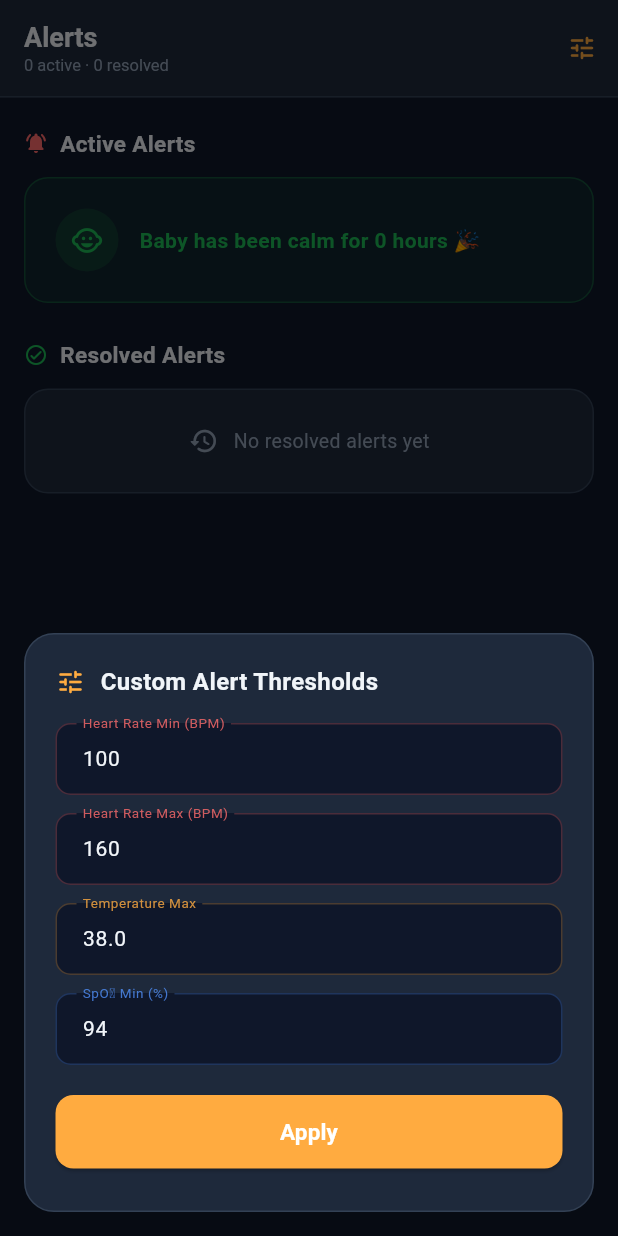
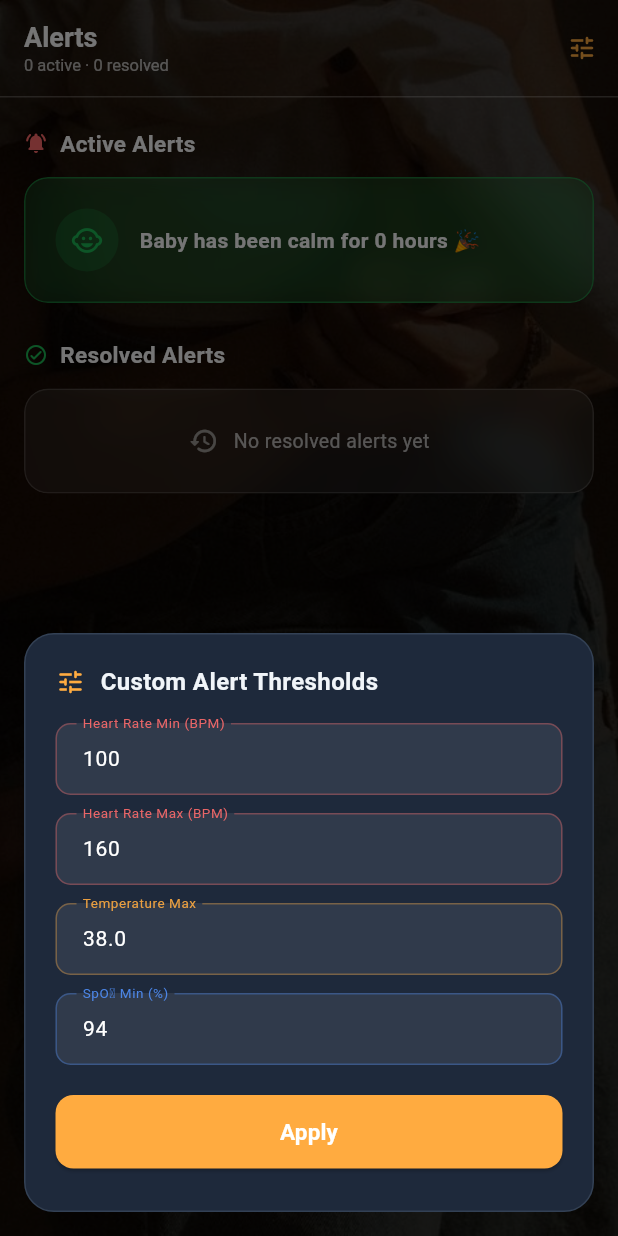
Before and after one commit to ayanamary-05/Infant-vitals-monitor, a Flutter app: the AlertsScreen screen opened directly, after a tap on the "tune" icon, on a phone screen of 412 x 824 dp. Run offline on Flutter 3.47's test engine with Material 3 defaults, Android fonts, the light colour scheme and no system bars; our stand-ins replace firebase_auth, firebase_core, firebase_database, fl_chart, pdf, share_plus and 1 more; accounts and stored records are empty.

Commit message:
alerts bg and colour

```diff
--- a/lib/screens/alerts_screen.dart
+++ b/lib/screens/alerts_screen.dart
@@ -1,4 +1,5 @@
 import 'dart:async';
+import 'dart:ui';
 import 'package:flutter/material.dart';
 import 'package:first_app/screens/theme_ext.dart';
 import 'package:shared_preferences/shared_preferences.dart';
@@ -336,10 +337,17 @@ class _AlertsScreenState extends State<AlertsScreen> {
 
   @override
   Widget build(BuildContext context) {
-    return Scaffold(
-      backgroundColor: context.bg,
+    return Stack(
+      children: [
+        SizedBox.expand(
+          child: Image.asset("assets/images/alerts_bg.jpg", fit: BoxFit.cover),
+        ),
+        Container(color: Colors.black.withValues(alpha: 0.72)),
+        Scaffold(
+          resizeToAvoidBottomInset: false,
+          backgroundColor: Colors.transparent,
           appBar: AppBar(
-        backgroundColor: const Color(0xFF1E293B),
+            backgroundColor: Colors.transparent,
             elevation: 0,
             surfaceTintColor: Colors.transparent,
             automaticallyImplyLeading: false,
@@ -349,12 +357,12 @@ class _AlertsScreenState extends State<AlertsScreen> {
               children: [
                 Text(AppStrings.t('alerts'),
                     style: TextStyle(
-                    color: context.textMain,
+                        color: Colors.white,
                         fontSize: 18,
                         fontWeight: FontWeight.w700)),
                 Text(
                   '${_active.length} ${AppStrings.t('active_count')} · ${_resolved.length} ${AppStrings.t('resolved_count')}',
-              style: TextStyle(color: context.subtext, fontSize: 11),
+                  style: TextStyle(color: Colors.white70, fontSize: 11),
                 ),
               ],
             ),
@@ -367,7 +375,7 @@ class _AlertsScreenState extends State<AlertsScreen> {
             ],
             bottom: PreferredSize(
               preferredSize: const Size.fromHeight(1),
-          child: Container(height: 1, color: context.border),
+              child: Container(height: 1, color: Colors.white24),
             ),
           ),
           body: ListView(
@@ -398,7 +406,7 @@ class _AlertsScreenState extends State<AlertsScreen> {
               SizedBox(height: 12),
 
               if (_active.isEmpty)
-            _CalmCard(message: '${AppStrings.t('calm_message')} ${_calmDuration()} ${AppStrings.t('calm_emoji')}')
+                _CalmCard(message: AppStrings.t('calm_message') + ' ' + _calmDuration() + ' ' + AppStrings.t('calm_emoji'))
               else
                 ...List.generate(
                   _active.length,
@@ -426,7 +434,7 @@ class _AlertsScreenState extends State<AlertsScreen> {
               if (_resolved.isEmpty)
                 _EmptyCard(
                   icon: Icons.history_rounded,
-              color: context.subtext,
+                  color: Colors.white54,
                   message: AppStrings.t('no_resolved'),
                 )
               else
@@ -442,7 +450,9 @@ class _AlertsScreenState extends State<AlertsScreen> {
                 ),
             ],
           ),
-    );
+        ), // End Scaffold
+      ],
+    ); // End Stack
   }
 }
 
@@ -458,17 +468,17 @@ class _ThresholdField extends StatelessWidget {
     return TextField(
       controller: ctrl,
       keyboardType: const TextInputType.numberWithOptions(decimal: true),
-      style: TextStyle(color: context.textMain, fontSize: 14),
+      style: const TextStyle(color: Colors.white, fontSize: 14),
       decoration: InputDecoration(
         labelText: label,
-        labelStyle: TextStyle(color: color.withValues(alpha: 0.8), fontSize: 12),
+        labelStyle: TextStyle(color: color.withValues(alpha: 0.9), fontSize: 12),
         filled: true,
-        fillColor: context.bg,
+        fillColor: Colors.white.withValues(alpha: 0.08),
         contentPadding: EdgeInsets.symmetric(horizontal: 14, vertical: 12),
         border: OutlineInputBorder(borderRadius: BorderRadius.circular(10),
             borderSide: BorderSide(color: color.withValues(alpha: 0.3))),
         enabledBorder: OutlineInputBorder(borderRadius: BorderRadius.circular(10),
-            borderSide: BorderSide(color: color.withValues(alpha: 0.25))),
+            borderSide: BorderSide(color: color.withValues(alpha: 0.35))),
         focusedBorder: OutlineInputBorder(borderRadius: BorderRadius.circular(10),
             borderSide: BorderSide(color: color, width: 1.5)),
       ),
@@ -483,19 +493,26 @@ class _CalmCard extends StatelessWidget {
 
   @override
   Widget build(BuildContext context) {
-    return Container(
+    return ClipRRect(
+      borderRadius: BorderRadius.circular(16),
+      child: BackdropFilter(
+        filter: ImageFilter.blur(sigmaX: 12, sigmaY: 12),
+        child: Container(
           padding: EdgeInsets.all(20),
           decoration: BoxDecoration(
-        color: _green.withValues(alpha: 0.08),
+            color: _green.withValues(alpha: 0.15),
             borderRadius: BorderRadius.circular(16),
-        border: Border.all(color: _green.withValues(alpha: 0.3)),
+            border: Border.all(color: _green.withValues(alpha: 0.5)),
+            boxShadow: [
+              BoxShadow(color: _green.withValues(alpha: 0.12), blurRadius: 16, spreadRadius: 1),
+            ],
           ),
           child: Row(
             children: [
               Container(
                 padding: EdgeInsets.all(10),
                 decoration: BoxDecoration(
-              color: _green.withValues(alpha: 0.15),
+                  color: _green.withValues(alpha: 0.2),
                   shape: BoxShape.circle,
                 ),
                 child: Icon(Icons.child_care_rounded, color: _green, size: 22),
@@ -505,7 +522,7 @@ class _CalmCard extends StatelessWidget {
                 child: Text(
                   message,
                   style: TextStyle(
-                color: _green,
+                    color: Colors.white,
                     fontSize: 14,
                     fontWeight: FontWeight.w600,
                     height: 1.4,
@@ -513,6 +530,8 @@ class _CalmCard extends StatelessWidget {
                 ),
               ),
             ],
+          ),
+        ),
       ),
     );
   }
@@ -537,16 +556,21 @@ class _AlertCard extends StatelessWidget {
 
   @override
   Widget build(BuildContext context) {
-    return Container(
+    return ClipRRect(
+      borderRadius: BorderRadius.circular(16),
+      child: BackdropFilter(
+        filter: ImageFilter.blur(sigmaX: 14, sigmaY: 14),
+        child: Container(
           padding: EdgeInsets.all(16),
           decoration: BoxDecoration(
-        color: _accentColor.withValues(alpha: 0.08),
+            color: _accentColor.withValues(alpha: 0.15),
             borderRadius: BorderRadius.circular(16),
-        border: Border.all(color: _accentColor.withValues(alpha: 0.35)),
+            border: Border.all(color: _accentColor.withValues(alpha: 0.55)),
             boxShadow: [
               BoxShadow(
-            color: _accentColor.withValues(alpha: 0.1),
-            blurRadius: 10,
+                color: _accentColor.withValues(alpha: 0.25),
+                blurRadius: 18,
+                spreadRadius: 1,
                 offset: const Offset(0, 3),
               ),
             ],
@@ -565,12 +589,12 @@ class _AlertCard extends StatelessWidget {
                           fontWeight: FontWeight.w700)),
                 ),
                 Text(timeAgo,
-                style: TextStyle(color: context.subtext, fontSize: 11)),
+                    style: TextStyle(color: Colors.white70, fontSize: 11)),
               ]),
               SizedBox(height: 8),
               Text(alert.value,
                   style: TextStyle(
-                  color: context.textMain,
+                      color: Colors.white,
                       fontSize: 28,
                       fontWeight: FontWeight.w800)),
               SizedBox(height: 6),
@@ -578,18 +602,19 @@ class _AlertCard extends StatelessWidget {
               Container(
                 padding: EdgeInsets.symmetric(horizontal: 10, vertical: 5),
                 decoration: BoxDecoration(
-              color: _accentColor.withValues(alpha: 0.1),
+                  color: _accentColor.withValues(alpha: 0.15),
                   borderRadius: BorderRadius.circular(8),
+                  border: Border.all(color: _accentColor.withValues(alpha: 0.3)),
                 ),
                 child: Row(
                   mainAxisSize: MainAxisSize.min,
                   children: [
-                Icon(Icons.info_outline_rounded, size: 12, color: _accentColor.withValues(alpha: 0.8)),
+                    Icon(Icons.info_outline_rounded, size: 12, color: _accentColor),
                     SizedBox(width: 6),
                     Text(
                       '${AppStrings.t('threshold')}: ${alert.thresholdLabel}',
                       style: TextStyle(
-                    color: _accentColor.withValues(alpha: 0.85),
+                        color: Colors.white,
                         fontSize: 11,
                         fontWeight: FontWeight.w500,
                       ),
@@ -603,8 +628,9 @@ class _AlertCard extends StatelessWidget {
                   child: OutlinedButton(
                     onPressed: onDismiss,
                     style: OutlinedButton.styleFrom(
-                  side: BorderSide(color: _accentColor.withValues(alpha: 0.5)),
-                  foregroundColor: _accentColor,
+                      side: BorderSide(color: _accentColor.withValues(alpha: 0.7)),
+                      foregroundColor: Colors.white,
+                      backgroundColor: _accentColor.withValues(alpha: 0.12),
                       padding: EdgeInsets.symmetric(vertical: 8),
                       shape: RoundedRectangleBorder(
                           borderRadius: BorderRadius.circular(10)),
@@ -621,6 +647,8 @@ class _AlertCard extends StatelessWidget {
                 ),
               ]),
             ],
+          ),
+        ),
       ),
     );
   }
@@ -641,21 +669,25 @@ class _SnoozeButtonState extends State<_SnoozeButton> {
 
   @override
   Widget build(BuildContext context) {
-    return Container(
+    return ClipRRect(
+      borderRadius: BorderRadius.circular(10),
+      child: BackdropFilter(
+        filter: ImageFilter.blur(sigmaX: 10, sigmaY: 10),
+        child: Container(
           height: 38,
           decoration: BoxDecoration(
-        color: widget.accentColor.withValues(alpha: 0.1),
+            color: widget.accentColor.withValues(alpha: 0.15),
             borderRadius: BorderRadius.circular(10),
-        border: Border.all(color: widget.accentColor.withValues(alpha: 0.3)),
+            border: Border.all(color: widget.accentColor.withValues(alpha: 0.5)),
           ),
           child: Row(children: [
             Expanded(
               child: DropdownButtonHideUnderline(
                 child: DropdownButton<int>(
                   value: _selected,
-              dropdownColor: context.surface,
+                  dropdownColor: const Color(0xFF1E293B),
                   style: TextStyle(
-                  color: widget.accentColor,
+                      color: Colors.white,
                       fontSize: 12,
                       fontWeight: FontWeight.w600),
                   icon: Icon(Icons.expand_more_rounded,
@@ -666,7 +698,7 @@ class _SnoozeButtonState extends State<_SnoozeButton> {
                             value: m,
                             child: Text('$m min',
                                 style: TextStyle(
-                                color: widget.accentColor, fontSize: 12)),
+                                    color: Colors.white, fontSize: 12)),
                           ))
                       .toList(),
                   onChanged: (v) => setState(() => _selected = v ?? 5),
@@ -682,6 +714,8 @@ class _SnoozeButtonState extends State<_SnoozeButton> {
               ),
             ),
           ]),
+        ),
+      ),
     );
   }
 }
@@ -721,12 +755,16 @@ class _ResolvedCard extends StatelessWidget {
 
   @override
   Widget build(BuildContext context) {
-    return Container(
+    return ClipRRect(
+      borderRadius: BorderRadius.circular(12),
+      child: BackdropFilter(
+        filter: ImageFilter.blur(sigmaX: 12, sigmaY: 12),
+        child: Container(
           padding: EdgeInsets.symmetric(horizontal: 16, vertical: 12),
           decoration: BoxDecoration(
-        color: _green.withValues(alpha: 0.06),
+            color: _green.withValues(alpha: 0.12),
             borderRadius: BorderRadius.circular(12),
-        border: Border.all(color: _green.withValues(alpha: 0.25)),
+            border: Border.all(color: _green.withValues(alpha: 0.4)),
           ),
           child: Row(children: [
             Icon(Icons.check_circle_rounded, color: _green, size: 20),
@@ -737,21 +775,23 @@ class _ResolvedCard extends StatelessWidget {
                 children: [
                   Text(alert.vitalName,
                       style: TextStyle(
-                      color: context.textMain,
+                          color: Colors.white,
                           fontSize: 13,
                           fontWeight: FontWeight.w600)),
                   Text(alert.value,
-                  style: TextStyle(color: context.subtext, fontSize: 12)),
+                      style: TextStyle(color: Colors.white70, fontSize: 12)),
                   SizedBox(height: 3),
                   Text(
                     '${AppStrings.t('threshold')}: ${alert.thresholdLabel}',
-                style: TextStyle(color: _green.withValues(alpha: 0.7), fontSize: 11),
+                    style: TextStyle(color: _green.withValues(alpha: 0.85), fontSize: 11),
                   ),
                 ],
               ),
             ),
-        Text(timeAgo, style: TextStyle(color: context.subtext, fontSize: 11)),
+            Text(timeAgo, style: TextStyle(color: Colors.white54, fontSize: 11)),
           ]),
+        ),
+      ),
     );
   }
 }
@@ -771,7 +811,7 @@ class _SectionHeader extends StatelessWidget {
       SizedBox(width: 8),
       Text(label,
           style: TextStyle(
-              color: context.textMain,
+              color: Colors.white,
               fontSize: 15,
               fontWeight: FontWeight.w700)),
     ]);
@@ -788,12 +828,16 @@ class _EmptyCard extends StatelessWidget {
 
   @override
   Widget build(BuildContext context) {
-    return Container(
+    return ClipRRect(
+      borderRadius: BorderRadius.circular(16),
+      child: BackdropFilter(
+        filter: ImageFilter.blur(sigmaX: 12, sigmaY: 12),
+        child: Container(
           padding: EdgeInsets.all(24),
           decoration: BoxDecoration(
-        color: context.surface,
+            color: Colors.white.withValues(alpha: 0.07),
             borderRadius: BorderRadius.circular(16),
-        border: Border.all(color: context.border),
+            border: Border.all(color: Colors.white.withValues(alpha: 0.15)),
           ),
           child: Row(
             mainAxisAlignment: MainAxisAlignment.center,
@@ -801,8 +845,10 @@ class _EmptyCard extends StatelessWidget {
               Icon(icon, color: color, size: 20),
               SizedBox(width: 10),
               Text(message,
-              style: TextStyle(color: context.subtext, fontSize: 13)),
+                  style: TextStyle(color: Colors.white70, fontSize: 13)),
             ],
+          ),
+        ),
       ),
     );
   }
```
Lines whose indentation alone changed are shown as unchanged.
